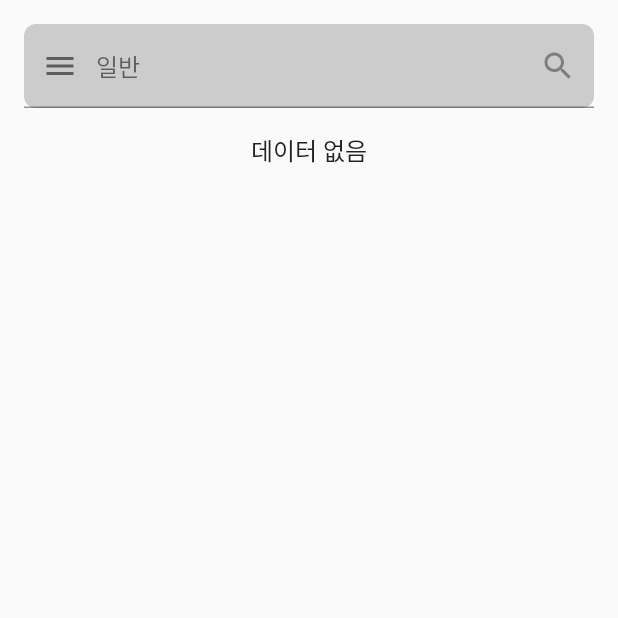
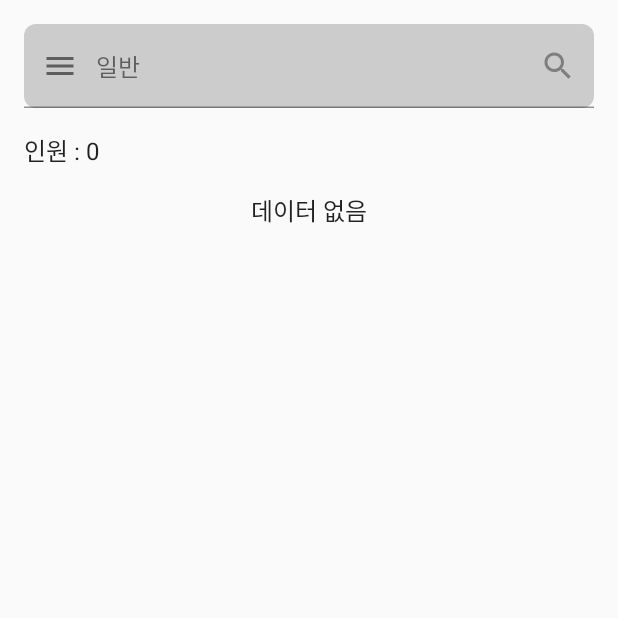
Before and after one commit to zozero94/Team1llusion, an Android app built with Jetpack Compose: the MemberSearchActivity screen opened directly, with no data from a screen before it, on a phone screen of 412 x 824 dp, the top half of it. Run offline under Robolectric (Android 15) with nearby library versions, the phone set to English and light mode, and no system bars; our stand-ins replace Dagger/Hilt's generated code, Firebase (no records; nobody signed in at launch, a user with empty details on screens opened directly); 1 statement that could not run was skipped.

Commit message:
MemberColumn 안으로 인원수 집어넣기

```diff
--- a/app/src/main/java/team/illusion/ui/component/Member.kt
+++ b/app/src/main/java/team/illusion/ui/component/Member.kt
@@ -4,7 +4,9 @@ import androidx.compose.foundation.background
 import androidx.compose.foundation.clickable
 import androidx.compose.foundation.layout.Arrangement
 import androidx.compose.foundation.layout.Column
+import androidx.compose.foundation.layout.Spacer
 import androidx.compose.foundation.layout.fillMaxWidth
+import androidx.compose.foundation.layout.height
 import androidx.compose.foundation.layout.padding
 import androidx.compose.foundation.lazy.LazyColumn
 import androidx.compose.foundation.lazy.items
@@ -32,6 +34,9 @@ fun MemberColumn(
     members: List<Member>,
     clickMember: (Member) -> Unit
 ) {
+    Column {
+        Text(text = "인원 : ${members.size}")
+        Spacer(modifier = Modifier.height(16.dp))
         LazyColumn(
             modifier = modifier,
             verticalArrangement = Arrangement.spacedBy(8.dp),
@@ -90,6 +95,7 @@ fun MemberColumn(
             }
         }
     }
+}
 
 @Preview
 @Composable
--- a/app/src/main/java/team/illusion/ui/member/date/DateAttendanceActivity.kt
+++ b/app/src/main/java/team/illusion/ui/member/date/DateAttendanceActivity.kt
@@ -8,10 +8,8 @@ import androidx.activity.ComponentActivity
 import androidx.activity.compose.setContent
 import androidx.activity.viewModels
 import androidx.compose.foundation.layout.Column
-import androidx.compose.foundation.layout.Spacer
 import androidx.compose.foundation.layout.fillMaxSize
 import androidx.compose.foundation.layout.fillMaxWidth
-import androidx.compose.foundation.layout.height
 import androidx.compose.foundation.layout.padding
 import androidx.compose.material.Text
 import androidx.compose.runtime.getValue
@@ -57,9 +55,7 @@ class DateAttendanceActivity : ComponentActivity() {
                     Column {
                         Text(text = "오늘 : ${DateManager.today}")
                         Text(text = "선택 : $selectedDate")
-                        Text(text = "인원 : ${members.size}")
                     }
-                    Spacer(modifier = Modifier.height(16.dp))
                     MemberColumn(
                         members = members,
                         clickMember = {
```
Lines whose indentation alone changed are shown as unchanged.
